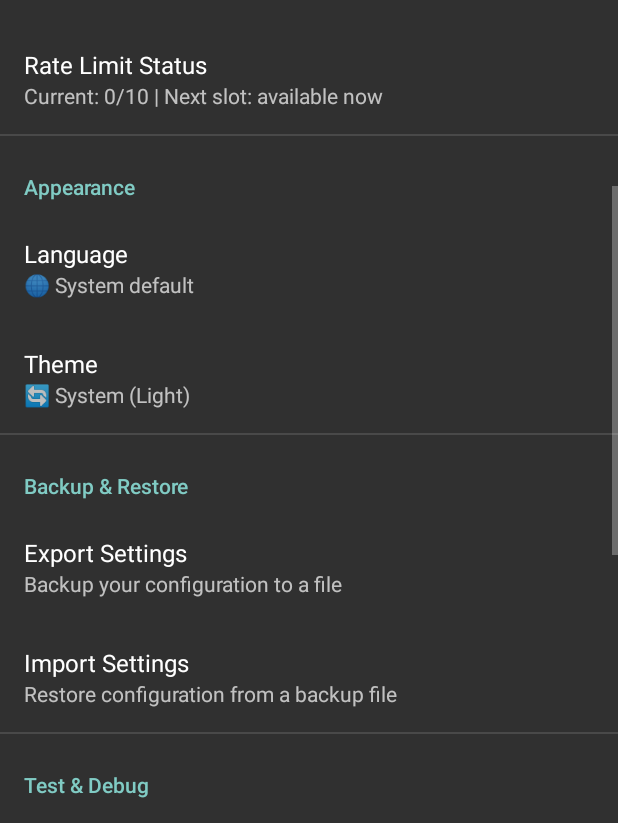
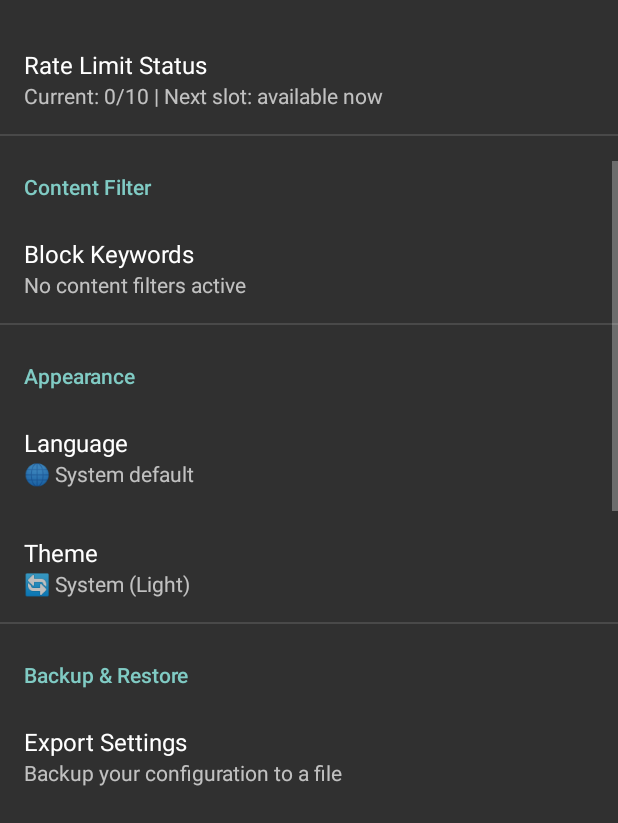
Before and after one commit to hermesthecat/SMS-Forward, an Android app: the screen it shows after launch (MainActivity), scrolled down 1074 dp, on a phone screen of 412 x 824 dp, the part 413-1236 px from its top. Run offline under Robolectric (Android 15) with nearby library versions, the phone set to English and light mode, and no system bars; our stand-ins replace androidx.preference; libraries missing offline, so code that uses them is left out: jakarta.mail, jakarta.mail.internet.

Commit message:
Update version to 1.13.0 and implement SMS Content Filter feature. Enhance user interface for managing blocked keywords, integrate filtering logic in SmsReceiver, and update documentation to reflect new functionality. Improve localization support for content filter settings in both English and Turkish.

```diff
--- a/app/build.gradle
+++ b/app/build.gradle
@@ -5,8 +5,8 @@ android {
     defaultConfig {
         applicationId "com.keremgok.smsforward"
         minSdkVersion 25
-        versionCode 13
-        versionName "1.12.0"
+        versionCode 14
+        versionName "1.13.0"
         testInstrumentationRunner "android.support.test.runner.AndroidJUnitRunner"
     }
     buildTypes {
--- a/app/src/main/java/com/keremgok/smsforward/MainActivity.java
+++ b/app/src/main/java/com/keremgok/smsforward/MainActivity.java
@@ -207,6 +207,33 @@ public class MainActivity extends AppCompatActivity {
                                 if (getActivity() != null) {
                                     getActivity().recreate();
                                 }
+
+                                return true;
+                            }
+                        });
+            }
+
+            // Set up content filter preference listener
+            androidx.preference.EditTextPreference filterKeywordsPreference = findPreference(getString(R.string.key_filter_keywords));
+            if (filterKeywordsPreference != null) {
+                // Set initial summary
+                updateFilterKeywordsSummary(filterKeywordsPreference);
+
+                filterKeywordsPreference
+                        .setOnPreferenceChangeListener(new androidx.preference.Preference.OnPreferenceChangeListener() {
+                            @Override
+                            public boolean onPreferenceChange(androidx.preference.Preference preference,
+                                    Object newValue) {
+                                String newKeywords = (String) newValue;
+
+                                // Clean and validate keywords
+                                String cleanedKeywords = SmsContentFilter.cleanFilterKeywords(newKeywords);
+
+                                // Update the actual preference value with cleaned keywords
+                                ((androidx.preference.EditTextPreference) preference).setText(cleanedKeywords);
+
+                                // Update summary to show active filters
+                                updateFilterKeywordsSummary((androidx.preference.EditTextPreference) preference);
 
                                 return true;
                             }
@@ -735,6 +762,21 @@ public class MainActivity extends AppCompatActivity {
             }
         }
 
+        private void updateFilterKeywordsSummary(androidx.preference.EditTextPreference preference) {
+            try {
+                String keywords = preference.getText();
+                String summary = SmsContentFilter.getFilterSummary(keywords);
+
+                if (summary != null) {
+                    preference.setSummary(String.format(getString(R.string.filter_active_summary), summary));
+                } else {
+                    preference.setSummary(getString(R.string.filter_inactive_summary));
+                }
+            } catch (Exception e) {
+                preference.setSummary("Error reading filter settings");
+            }
+        }
+
         private void showRateLimitStatus() {
             try {
                 RateLimiter rateLimiter = RateLimiter.getInstance();
@@ -932,6 +974,12 @@ public class MainActivity extends AppCompatActivity {
                 androidx.preference.ListPreference themePreference = findPreference(getString(R.string.key_theme_mode));
                 if (themePreference != null) {
                     updateThemeSummary(themePreference);
+                }
+
+                // Update content filter summary
+                androidx.preference.EditTextPreference filterKeywordsPreference = findPreference(getString(R.string.key_filter_keywords));
+                if (filterKeywordsPreference != null) {
+                    updateFilterKeywordsSummary(filterKeywordsPreference);
                 }
 
                 // Update message counter summary
--- a/app/src/main/java/com/keremgok/smsforward/SettingsBackupManager.java
+++ b/app/src/main/java/com/keremgok/smsforward/SettingsBackupManager.java
@@ -260,6 +260,7 @@ public class SettingsBackupManager {
                 key.equals(context.getString(R.string.key_email_submit_password)) ||
                 key.equals(context.getString(R.string.key_email_username_style)) ||
                 key.equals(context.getString(R.string.key_enable_rate_limiting)) ||
+                key.equals(context.getString(R.string.key_filter_keywords)) ||
                 key.equals(context.getString(R.string.key_theme_mode));
     }
 
--- a/app/src/main/res/values/strings.xml
+++ b/app/src/main/res/values/strings.xml
@@ -93,6 +93,17 @@
     <string name="rate_limit_available_now">available now</string>
     <string name="rate_limit_seconds">%d seconds</string>
 
+    <!-- Content Filter -->
+    <string name="key_filter_keywords" translatable="false">key_filter_keywords</string>
+    <string name="header_content_filter">Content Filter</string>
+    <string name="filter_keywords_title">Block Keywords</string>
+    <string name="filter_keywords_summary">Block messages containing these keywords (comma-separated)</string>
+    <string name="filter_keywords_dialog_title">Enter keywords to block</string>
+    <string name="filter_keywords_dialog_message">Enter keywords separated by commas. Messages containing any of these words will not be forwarded.\n\nExample: spam,promotion,advertisement</string>
+    <string name="filter_keywords_placeholder">spam,promotion,advertisement</string>
+    <string name="filter_active_summary">Active filters: %s</string>
+    <string name="filter_inactive_summary">No content filters active</string>
+
     <!-- Appearance -->
     <string name="header_appearance">Appearance</string>
     <string name="key_theme_mode">theme_mode</string>
--- a/app/src/main/res/xml/root_preferences.xml
+++ b/app/src/main/res/xml/root_preferences.xml
@@ -141,6 +141,23 @@
 
     <PreferenceCategory
         app:iconSpaceReserved="false"
+        app:title="@string/header_content_filter">
+
+        <EditTextPreference
+            android:key="@string/key_filter_keywords"
+            android:title="@string/filter_keywords_title"
+            android:summary="@string/filter_keywords_summary"
+            android:dialogTitle="@string/filter_keywords_dialog_title"
+            android:dialogMessage="@string/filter_keywords_dialog_message"
+            android:hint="@string/filter_keywords_placeholder"
+            android:defaultValue=""
+            android:inputType="textMultiLine|textCapSentences"
+            app:iconSpaceReserved="false" />
+
+    </PreferenceCategory>
+
+    <PreferenceCategory
+        app:iconSpaceReserved="false"
         app:title="@string/header_appearance">
 
         <ListPreference
```
Also changed, not shown: app/src/main/java/com/keremgok/smsforward/SmsContentFilter.java (added, +129 -0 lines), app/src/main/java/com/keremgok/smsforward/SmsReceiver.java (+7 -0 lines), 5 other files.
